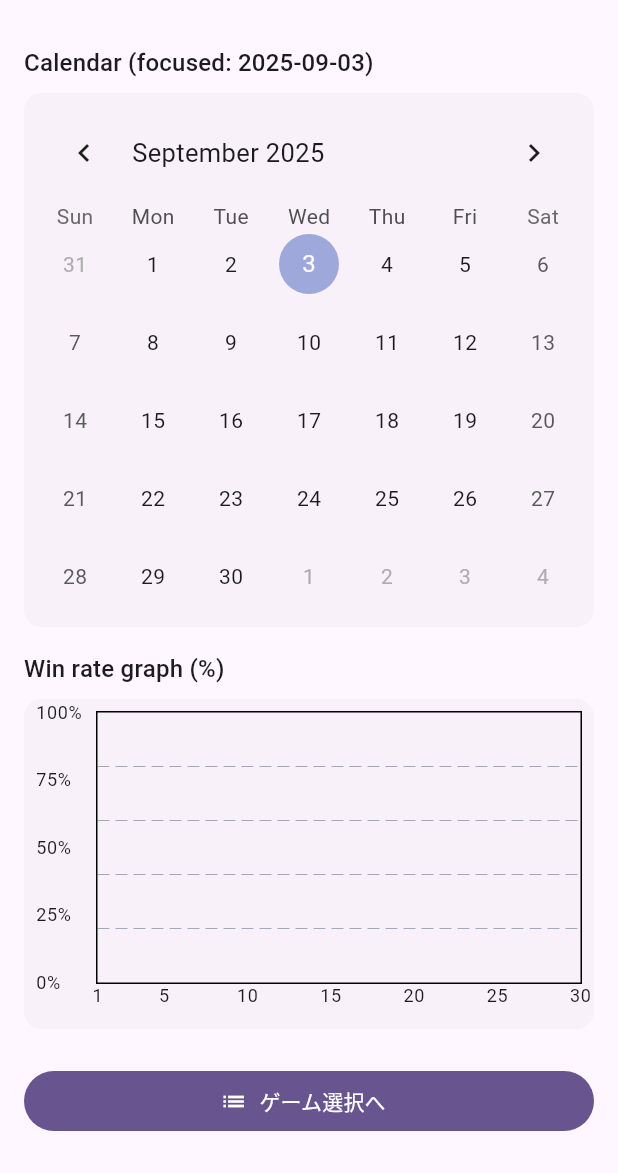
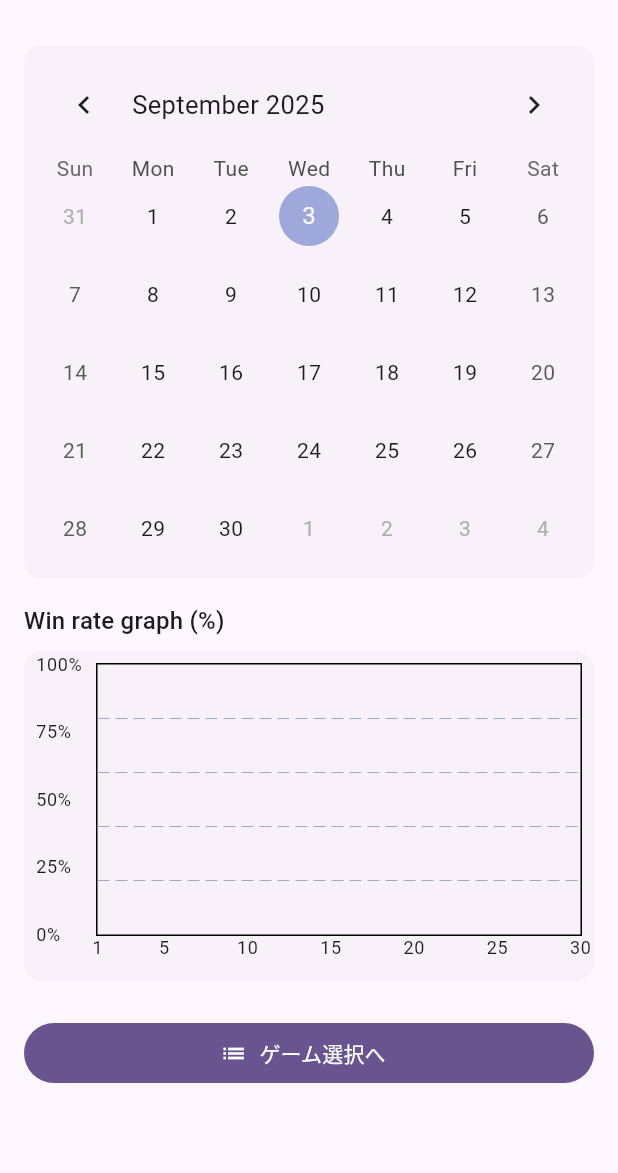
Before and after one commit to dohq/matchnotes, a Flutter app: the screen it shows after launch, on a phone screen of 412 x 824 dp, the part 63-1236 px from its top. Run offline on Flutter 3.47's test engine with Material 3 defaults, Android fonts, the phone set to English and light mode, and no system bars; drawn by our look-alikes of fl_chart, table_calendar; our stand-ins replace csv, drift, drift_sqflite, file_picker, flutter_riverpod; accounts and stored records are empty; generated files the repository leaves out were written again.

Commit message:
chore(top): 不要な表示と未使用importの整理\n\n- カレンダー上部のデバッグ表示を削除\n- 未使用のintl依存を削除（当該ファイル）

```diff
--- a/lib/presentation/top_page.dart
+++ b/lib/presentation/top_page.dart
@@ -1,6 +1,5 @@
 import 'package:flutter/material.dart';
 import 'package:flutter_riverpod/flutter_riverpod.dart';
-import 'package:intl/intl.dart';
 import 'package:fl_chart/fl_chart.dart';
 import 'package:matchnotes/infrastructure/providers.dart';
 import 'package:matchnotes/domain/usecases/get_monthly_win_rates_per_game.dart';
@@ -21,7 +20,6 @@ class _TopPageState extends ConsumerState<TopPage> {
 
   @override
   Widget build(BuildContext context) {
-    final df = DateFormat('yyyy-MM-dd');
     return Scaffold(
       appBar: AppBar(
         title: const Text('Matchnotes'),
@@ -40,11 +38,6 @@ class _TopPageState extends ConsumerState<TopPage> {
         child: ListView(
           children: [
             // Calendar
-            Text(
-              'Calendar (focused: ${df.format(_focusedDay)})',
-              style: Theme.of(context).textTheme.titleMedium,
-            ),
-            const SizedBox(height: 8),
             Container(
               decoration: BoxDecoration(
                 color: Theme.of(context).colorScheme.surfaceContainerLow,
```
